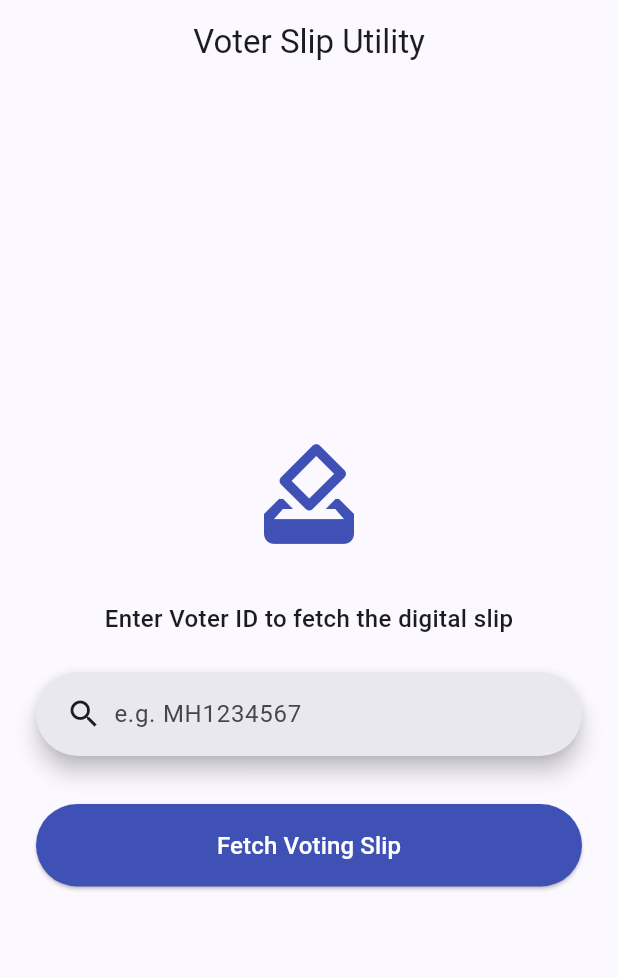
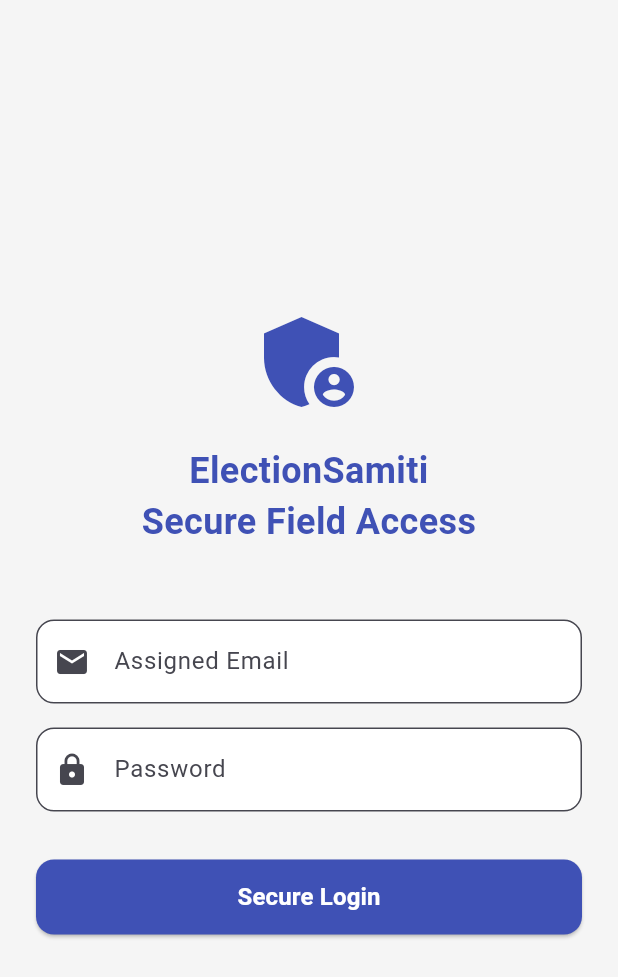
Before and after one commit to nitinpanzade13/ElectionSamiti, a Flutter app: the screen it shows after launch, on a phone screen of 412 x 824 dp. Shown: the top 977 px of the screen. Run offline on Flutter 3.47's test engine with Material 3 defaults, Android fonts, the phone set to English and light mode, and no system bars; our stand-ins replace cloud_firestore, firebase_auth, firebase_core; accounts and stored records are empty.

Commit message:
Firestore collection for workers and voters and authentication done

```diff
--- a/lib/features/auth/models/worker_model.dart
+++ b/lib/features/auth/models/worker_model.dart
@@ -0,0 +1,53 @@
+// We use an enum to strictly define what roles are allowed in the app.
+// This prevents typos like saving "boothworker" vs "booth_worker" in the database.
+enum WorkerRole { districtAdmin, wardPresident, boothWorker }
+
+class WorkerModel {
+  final String uid; // Their secure Firebase Authentication ID
+  final String name; // e.g., "Amit Patel"
+  final String phoneNumber; // Used for login
+  final WorkerRole role; // Admin, Ward President, or Booth Worker
+
+  // These are optional (nullable) because a District Admin isn't tied to one specific booth.
+  final int? assignedWard;
+  final int? assignedBooth;
+
+  WorkerModel({
+    required this.uid,
+    required this.name,
+    required this.phoneNumber,
+    required this.role,
+    this.assignedWard,
+    this.assignedBooth,
+  });
+
+  // 1. Convert Firestore JSON data into our Flutter Object
+  factory WorkerModel.fromMap(Map<String, dynamic> map, String documentId) {
+    return WorkerModel(
+      uid: documentId,
+      name: map['name'] ?? '',
+      phoneNumber: map['phoneNumber'] ?? '',
+      // Convert the string from the database back into our Enum
+      role: WorkerRole.values.firstWhere(
+        (e) => e.toString().split('.').last == map['role'],
+        orElse: () => WorkerRole.boothWorker, // Default fallback for safety
+      ),
+      assignedWard: map['assignedWard'],
+      assignedBooth: map['assignedBooth'],
+    );
+  }
+
+  // 2. Convert our Flutter Object back into JSON to save to Firestore
+  Map<String, dynamic> toMap() {
+    return {
+      'name': name,
+      'phoneNumber': phoneNumber,
+      'role': role
+          .toString()
+          .split('.')
+          .last, // Saves as "districtAdmin", "boothWorker", etc.
+      'assignedWard': assignedWard,
+      'assignedBooth': assignedBooth,
+    };
+  }
+}
--- /dev/null
+++ b/lib/features/auth/screens/login_screen.dart
@@ -0,0 +1,158 @@
+import 'package:flutter/material.dart';
+import '../services/auth_service.dart';
+import '../../voter_slip/screens/voter_search_screen.dart';
+
+class LoginScreen extends StatefulWidget {
+  const LoginScreen({super.key});
+
+  @override
+  State<LoginScreen> createState() => _LoginScreenState();
+}
+
+class _LoginScreenState extends State<LoginScreen> {
+  final TextEditingController _emailController = TextEditingController();
+  final TextEditingController _passwordController = TextEditingController();
+  final AuthService _authService = AuthService();
+
+  bool _isLoading = false;
+
+  @override
+  void dispose() {
+    _emailController.dispose();
+    _passwordController.dispose();
+    super.dispose();
+  }
+
+  void _handleLogin() async {
+    // 1. Show the loading spinner
+    setState(() {
+      _isLoading = true;
+    });
+
+    // 2. Attempt to log in using the service we just built
+    final worker = await _authService.login(
+      _emailController.text.trim(),
+      _passwordController.text.trim(),
+    );
+
+    // 3. Stop the spinner
+    setState(() {
+      _isLoading = false;
+    });
+
+    // 4. Check if login was successful
+    if (worker != null) {
+      // Success! Route them to the main app and remove the login screen from the back history
+      if (mounted) {
+        Navigator.pushReplacement(
+          context,
+          MaterialPageRoute(
+            builder: (context) => const VoterSlipSearchScreen(),
+          ),
+        );
+      }
+    } else {
+      // Failed! Show an error banner
+      if (mounted) {
+        ScaffoldMessenger.of(context).showSnackBar(
+          const SnackBar(
+            content: Text(
+              'Login failed. Please check your credentials or contact the District Admin.',
+            ),
+            backgroundColor: Colors.redAccent,
+          ),
+        );
+      }
+    }
+  }
+
+  @override
+  Widget build(BuildContext context) {
+    return Scaffold(
+      backgroundColor: Colors.grey[100],
+      body: Center(
+        child: SingleChildScrollView(
+          padding: const EdgeInsets.all(24.0),
+          child: Column(
+            mainAxisAlignment: MainAxisAlignment.center,
+            crossAxisAlignment: CrossAxisAlignment.stretch,
+            children: [
+              const Icon(
+                Icons.admin_panel_settings,
+                size: 80,
+                color: Colors.indigo,
+              ),
+              const SizedBox(height: 16),
+              const Text(
+                'ElectionSamiti\nSecure Field Access',
+                textAlign: TextAlign.center,
+                style: TextStyle(
+                  fontSize: 24,
+                  fontWeight: FontWeight.bold,
+                  color: Colors.indigo,
+                ),
+              ),
+              const SizedBox(height: 48),
+
+              // --- Email Input ---
+              TextField(
+                controller: _emailController,
+                keyboardType: TextInputType.emailAddress,
+                decoration: InputDecoration(
+                  labelText: 'Assigned Email',
+                  prefixIcon: const Icon(Icons.email),
+                  border: OutlineInputBorder(
+                    borderRadius: BorderRadius.circular(12),
+                  ),
+                  filled: true,
+                  fillColor: Colors.white,
+                ),
+              ),
+              const SizedBox(height: 16),
+
+              // --- Password Input ---
+              TextField(
+                controller: _passwordController,
+                obscureText: true,
+                decoration: InputDecoration(
+                  labelText: 'Password',
+                  prefixIcon: const Icon(Icons.lock),
+                  border: OutlineInputBorder(
+                    borderRadius: BorderRadius.circular(12),
+                  ),
+                  filled: true,
+                  fillColor: Colors.white,
+                ),
+              ),
+              const SizedBox(height: 32),
+
+              // --- Login Button ---
+              SizedBox(
+                height: 50,
+                child: ElevatedButton(
+                  onPressed: _isLoading ? null : _handleLogin,
+                  style: ElevatedButton.styleFrom(
+                    backgroundColor: Colors.indigo,
+                    foregroundColor: Colors.white,
+                    shape: RoundedRectangleBorder(
+                      borderRadius: BorderRadius.circular(12),
+                    ),
+                  ),
+                  child: _isLoading
+                      ? const CircularProgressIndicator(color: Colors.white)
+                      : const Text(
+                          'Secure Login',
+                          style: TextStyle(
+                            fontSize: 16,
+                            fontWeight: FontWeight.bold,
+                          ),
+                        ),
+                ),
+              ),
+            ],
+          ),
+        ),
+      ),
+    );
+  }
+}
--- a/lib/main.dart
+++ b/lib/main.dart
@@ -1,7 +1,9 @@
 import 'package:flutter/material.dart';
 import 'package:firebase_core/firebase_core.dart';
 import 'firebase_options.dart';
+import 'features/auth/screens/login_screen.dart';
 
+import 'package:firebase_auth/firebase_auth.dart';
 // 1. Import our new screen!
 import 'features/voter_slip/screens/voter_search_screen.dart';
 
@@ -23,8 +25,29 @@ class ElectionSamitiApp extends StatelessWidget {
         colorScheme: ColorScheme.fromSeed(seedColor: Colors.indigo),
         useMaterial3: true,
       ),
-      // 2. Set the home property to our new search screen
-      home: const VoterSlipSearchScreen(),
+      // We replace the hardcoded "home: const LoginScreen()" with a StreamBuilder
+      home: StreamBuilder<User?>(
+        // This stream listens to Firebase. If a user is cached, it emits their data.
+        stream: FirebaseAuth.instance.authStateChanges(),
+        builder: (context, snapshot) {
+          // 1. While it's checking, show a loading circle
+          if (snapshot.connectionState == ConnectionState.waiting) {
+            return const Scaffold(
+              body: Center(
+                child: CircularProgressIndicator(color: Colors.indigo),
+              ),
+            );
+          }
+
+          // 2. If it found a logged-in user, send them straight to the Search Screen!
+          if (snapshot.hasData) {
+            return const VoterSlipSearchScreen();
+          }
+
+          // 3. If no one is logged in, show the Login Screen
+          return const LoginScreen();
+        },
+      ),
     );
   }
 }
```
Also changed, not shown: lib/features/auth/services/auth_service.dart (added, +53 -0 lines), lib/features/voter_slip/models/voter_model.dart (added, +28 -0 lines), lib/features/voter_slip/screens/slip_preview_screen.dart (+12 -13 lines), lib/features/voter_slip/screens/voter_search_screen.dart (+69 -7 lines), lib/features/voter_slip/services/voter_service.dart (added, +24 -0 lines).
